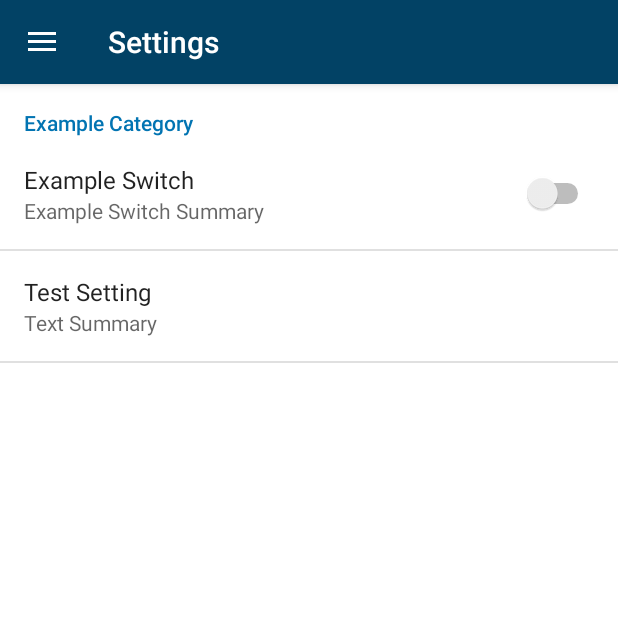
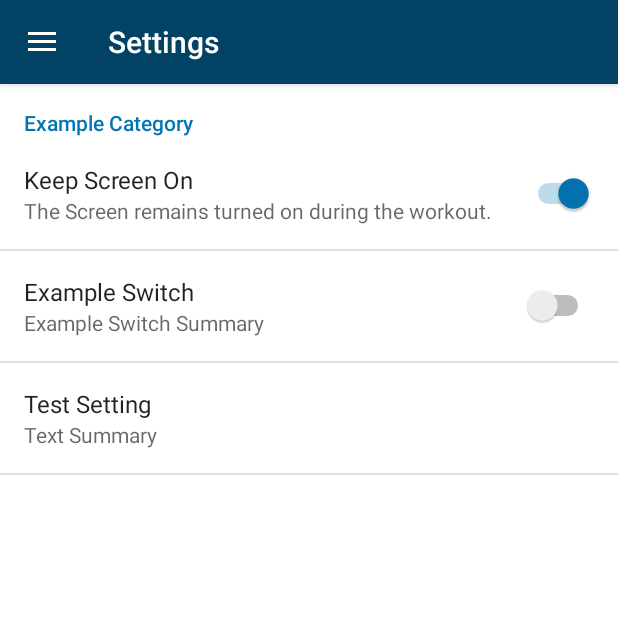
Before and after one commit to SecUSo/privacy-friendly-interval-timer, an Android app: the SettingsActivity screen opened directly, with no data from a screen before it, on a phone screen of 412 x 824 dp, the top half of it. Run offline under Robolectric (Android 15) with nearby library versions, the phone set to English and light mode, and no system bars.

Commit message:
Added setting to keep screen on during workout

```diff
--- a/app/src/main/res/values/strings.xml
+++ b/app/src/main/res/values/strings.xml
@@ -76,6 +76,8 @@ Ne albucius perfecto adolescens eum, id choro assueverit mea, sed viris constitu
     <string name="pref_header_general">General</string>
     <string name="pref_example_switch">Example Switch</string>
     <string name="pref_example_switch_summary">Example Switch Summary</string>
+    <string name="pref_keep_screen_on_switch">Keep Screen On</string>
+    <string name="pref_keep_screen_on_switch_summary">The Screen remains turned on during the workout.</string>
     <string name="pref_example_summary">Example Summary</string>
 
     <!-- ### TUTORIAL DIALOG ### -->
--- a/app/src/main/res/xml/pref_general.xml
+++ b/app/src/main/res/xml/pref_general.xml
@@ -4,14 +4,24 @@
     <PreferenceCategory
         android:title="Example Category">
         <SwitchPreference
+            android:id="@+id/pref_keep_screen_on_switch"
+            android:key="pref_keep_screen_on_switch"
+            android:title="@string/pref_keep_screen_on_switch"
+            android:summary="@string/pref_keep_screen_on_switch_summary"
+            android:defaultValue="true"/>
+
+        <SwitchPreference
             android:id="@+id/pref_example_switch"
             android:key="pref_example_switch"
             android:title="@string/pref_example_switch"
             android:summary="@string/pref_example_switch_summary"
             android:defaultValue="false"/>
+
         <Preference android:title="Test Setting"
             android:summary="Text Summary"/>
     </PreferenceCategory>
+
+
 
     <!-- NOTE: EditTextPreference accepts EditText attributes. -->
     <!-- NOTE: EditTextPreference's summary should be set to its value by the activity code. -->
```
Also changed, not shown: app/src/main/java/org/secuso/privacyfriendlytraining/activities/WorkoutActivity.java (+14 -0 lines), 1 other file.
